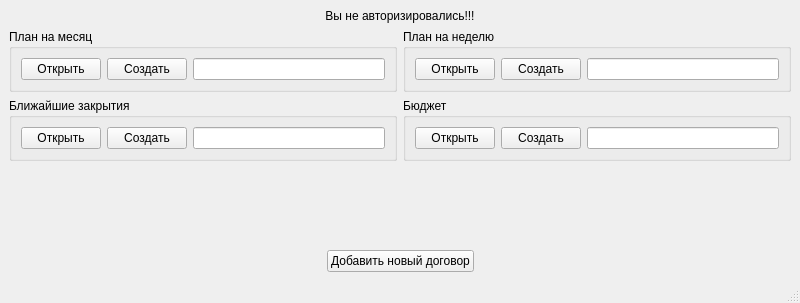
This is prilogenie/workwindow.ui in parlamentyor/auto_correct_plan as Qt 5 draws it before an edit. The edited form follows.
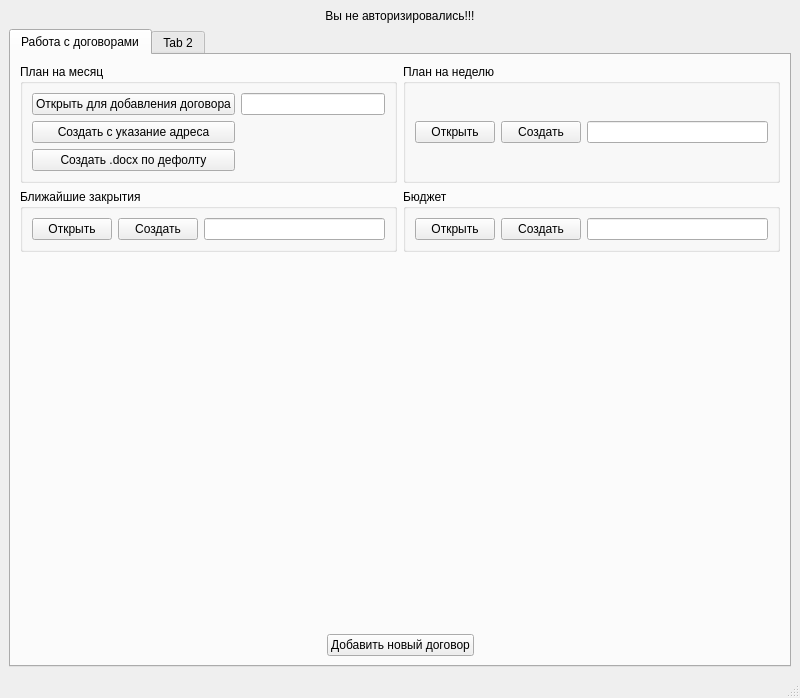
This is the edited form.

Commit message: Добавил поле info в модель договора и работ, много точечных изменений, добавил вкадки в основную форму, подкорректировал форму добавления договора

The edit to the form file:
```diff
--- a/prilogenie/workwindow.ui
+++ b/prilogenie/workwindow.ui
@@ -7,7 +7,7 @@
     <x>0</x>
     <y>0</y>
     <width>800</width>
-    <height>303</height>
+    <height>698</height>
    </rect>
   </property>
   <property name="windowTitle">
@@ -26,30 +26,47 @@
      </widget>
     </item>
     <item>
+     <widget class="QTabWidget" name="tab_w_main">
+      <property name="currentIndex">
+       <number>0</number>
+      </property>
+      <widget class="QWidget" name="tab">
+       <attribute name="title">
+        <string>Работа с договорами</string>
+       </attribute>
+       <layout class="QVBoxLayout" name="verticalLayout_2">
+        <item>
      <layout class="QHBoxLayout" name="horizontalLayout">
       <item>
        <widget class="QGroupBox" name="gb_plan_month">
         <property name="title">
          <string>План на месяц</string>
         </property>
-        <layout class="QHBoxLayout" name="horizontalLayout_17">
-         <item>
+            <layout class="QGridLayout" name="gridLayout">
+             <item row="0" column="0">
           <widget class="QPushButton" name="pb_open_plan_month">
            <property name="text">
-            <string>Открыть</string>
+                <string>Открыть для добавления договора</string>
            </property>
           </widget>
          </item>
-         <item>
+             <item row="1" column="0">
           <widget class="QPushButton" name="pb_create_plan_month">
            <property name="text">
-            <string>Создать</string>
+                <string>Создать с указание адреса</string>
            </property>
           </widget>
          </item>
-         <item>
+             <item row="0" column="2">
           <widget class="QLineEdit" name="le_plan_month"/>
          </item>
+             <item row="2" column="0">
+              <widget class="QPushButton" name="pb_create_plan_month_default">
+               <property name="text">
+                <string>Создать .docx по дефолту</string>
+               </property>
+              </widget>
+             </item>
         </layout>
        </widget>
       </item>
@@ -145,7 +162,7 @@
       <property name="sizeHint" stdset="0">
        <size>
         <width>20</width>
-        <height>35</height>
+            <height>322</height>
        </size>
       </property>
      </spacer>
@@ -186,6 +203,15 @@
        </spacer>
       </item>
      </layout>
+        </item>
+       </layout>
+      </widget>
+      <widget class="QWidget" name="tab_2">
+       <attribute name="title">
+        <string>Tab 2</string>
+       </attribute>
+      </widget>
+     </widget>
     </item>
    </layout>
   </widget>
```
Lines whose indentation alone changed are shown as unchanged. The commit also changes 11 other files.
